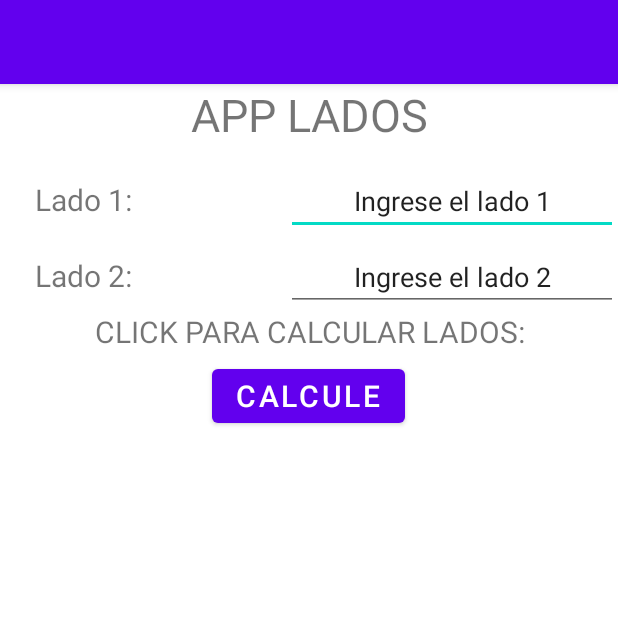
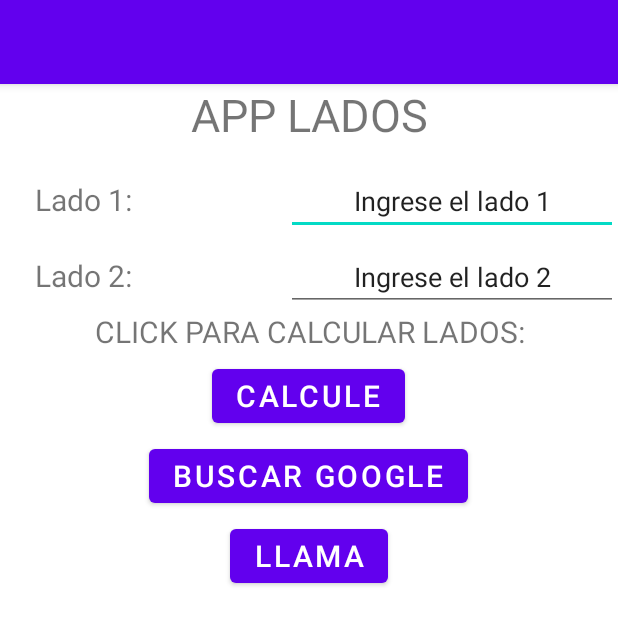
Before and after one commit to Guerrero0610/MyApplicationGuerrero, an Android app: the screen it shows after launch (MainActivity), on a phone screen of 412 x 824 dp. Shown: the top 625 px of the screen. Run offline under Robolectric (Android 15) with nearby library versions, the phone set to English and light mode, and no system bars; 2 statements that could not run were skipped.

Commit message:
Google y llamar
Se ingresa nuevos botones

```diff
--- a/CLASE 3/app/src/main/java/com/example/myapplication4/MainActivity.java
+++ b/CLASE 3/app/src/main/java/com/example/myapplication4/MainActivity.java
@@ -2,30 +2,39 @@ package com.example.myapplication4;
 
 import androidx.appcompat.app.AppCompatActivity;
 
+import android.content.Intent;
+import android.net.Uri;
+import android.support.v4.app.RemoteActionCompatParcelizer;
 import android.os.Bundle;
 import android.util.Log;
+import android.view.View;
 import android.widget.Button;
 import android.widget.EditText;
 import android.widget.TextView;
 
 public class MainActivity extends AppCompatActivity {
+String TAG = "Depuracion";
 
-    String TAG = "Depuracion";
-    EditText Lado1, Lado2;
-    TextView Calcular;
-    Button Bottones;
+EditText Lado1, Lado2;
 
-    @Override
+TextView Calcular;
+
+Button Bottones;
+
     protected void onCreate(Bundle savedInstanceState) {
         super.onCreate(savedInstanceState);
+
         setContentView(R.layout.activity_main);
+        Log.i(TAG, "Estoy en OnCreate");
+        Lado1 = findViewById(R.id.LadoOne);
+        Lado2 = findViewById(R.id.LAdotwo);
+        Calcular = findViewById(R.id.Calculemos);
+        Bottones = findViewById(R.id.Darle);
 
-        Log.i(TAG, "Estoy en OnCreate");
-        //Lado1 = findViewById(R.id.Resultadolinea1);
-        //Lado2= findViewById(R.id.Resultadolinea2);
-        //Calcular = findViewById(R.id.Calcular);
-        //Bottones = findViewById(R.id.Bottones);
+
     }
+
+
 
     @Override
     protected void onStart() {
--- a/CLASE 3/app/src/main/res/layout/activity_main.xml
+++ b/CLASE 3/app/src/main/res/layout/activity_main.xml
@@ -11,6 +11,7 @@
     <TextView
         android:layout_width="match_parent"
         android:layout_height="50dp"
+        android:id="@+id/APP_LADOS"
         android:text="@string/APP_LADOS"
         android:textSize="30sp"
         android:textAlignment="center" >
@@ -27,6 +28,7 @@
             android:layout_width="0dp"
             android:layout_height="wrap_content"
             android:layout_weight="1"
+            android:id="@+id/LadoOne"
             android:text="@string/Lado1"
             android:textSize="20sp"
             android:textAlignment="center">
@@ -37,6 +39,7 @@
             android:layout_height="wrap_content"
             android:layout_weight="2"
             android:layout_marginLeft="80sp"
+            android:id="@+id/IngreseOne"
             android:text="@string/IngresaPrimero"
             android:textAlignment="center">
 
@@ -51,6 +54,7 @@
             android:layout_width="0dp"
             android:layout_height="wrap_content"
             android:layout_weight="1"
+            android:id="@+id/LAdotwo"
             android:text="@string/Lado2"
             android:textSize="20sp"
             android:textAlignment="center">
@@ -61,6 +65,7 @@
             android:layout_height="wrap_content"
             android:layout_weight="2"
             android:layout_marginLeft="80sp"
+            android:id="@+id/Ingresetwo"
             android:text="@string/IngresaSegundo"
             android:textAlignment="center">
 
@@ -75,6 +80,7 @@
         <TextView
             android:layout_width="match_parent"
             android:layout_height="wrap_content"
+            android:id="@+id/Calculemos"
             android:text="@string/Calcular"
             android:textSize="20sp"
             android:textAlignment="center" >
@@ -91,7 +97,42 @@
         <Button
             android:layout_width="wrap_content"
             android:layout_height="match_parent"
+            android:id="@+id/Darle"
             android:text="@string/Bottones"
+            android:textSize="20sp"
+            android:textAlignment="center">
+
+        </Button>
+
+    </LinearLayout>
+    <LinearLayout
+        android:gravity="center"
+        android:layout_marginTop="5dp"
+        android:layout_width="match_parent"
+        android:layout_height="wrap_content"
+        android:orientation="horizontal">
+        <Button
+            android:layout_width="wrap_content"
+            android:layout_height="match_parent"
+            android:id="@+id/Busca"
+            android:text="@string/BuscarG"
+            android:textSize="20sp"
+            android:textAlignment="center">
+
+        </Button>
+
+    </LinearLayout>
+    <LinearLayout
+        android:gravity="center"
+        android:layout_marginTop="5dp"
+        android:layout_width="match_parent"
+        android:layout_height="wrap_content"
+        android:orientation="horizontal">
+        <Button
+            android:layout_width="wrap_content"
+            android:layout_height="match_parent"
+            android:id="@+id/Llamamos"
+            android:text="@string/Llamar"
             android:textSize="20sp"
             android:textAlignment="center">
 
--- a/CLASE 3/app/src/main/res/values/strings.xml
+++ b/CLASE 3/app/src/main/res/values/strings.xml
@@ -8,4 +8,6 @@
     <string name="Calcular">CLICK PARA CALCULAR LADOS:</string>
     <string name="SeCalculaB">Respuesta</string>
     <string name="SeCalculaA">Respuesta</string>
+    <string name="BuscarG">Buscar Google</string>
+    <string name="Llamar">Llama</string>
 </resources>
```
